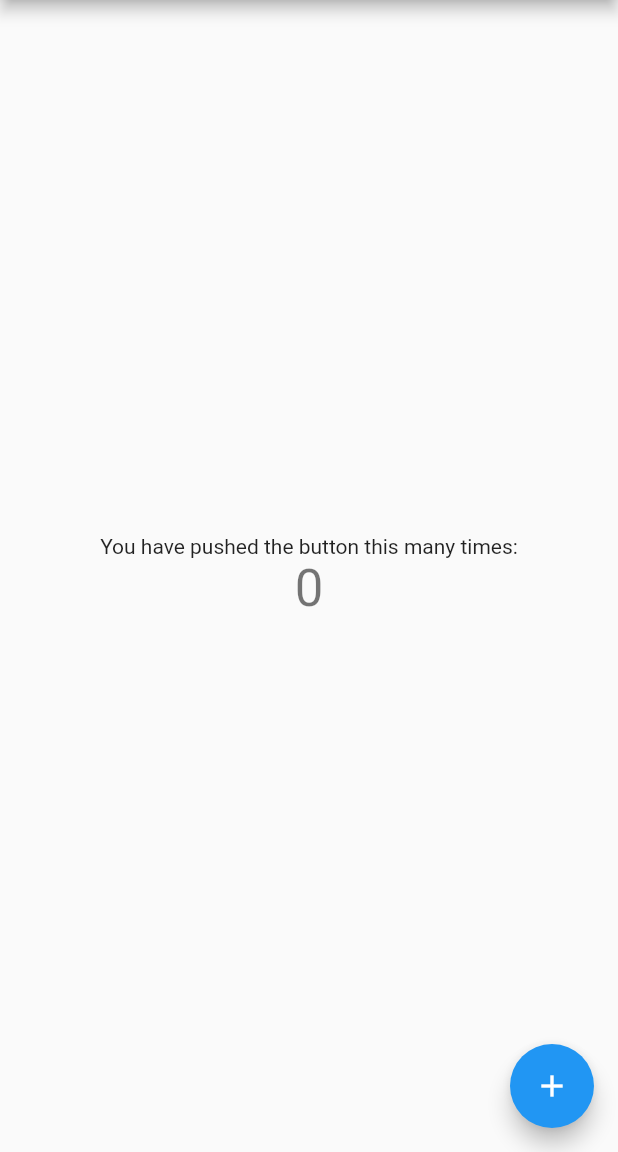
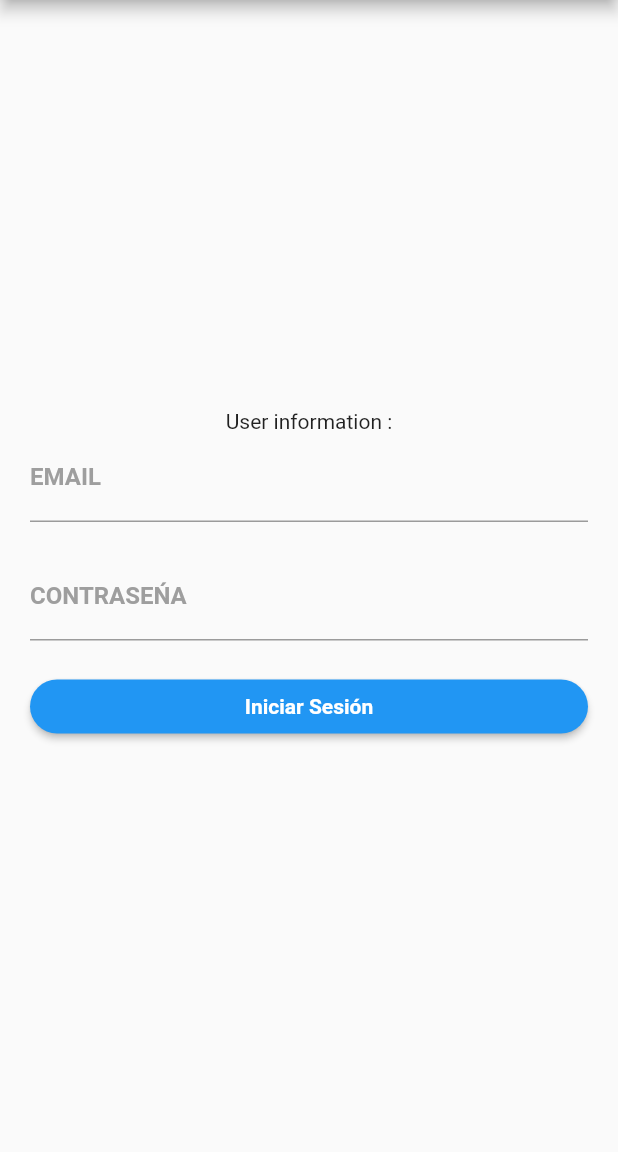
Before and after one commit to gmendozah/flutter_w_firebase, a Flutter app: the screen it shows after launch, on a phone screen of 412 x 824 dp, the part 84-1236 px from its top. Run offline on Flutter 3.47's test engine with Material 2 defaults, Android fonts, the phone set to English and light mode, and no system bars; our stand-ins replace firebase_auth, google_sign_in; accounts and stored records are empty; Roboto replaces fonts that are missing (Montserrat).

Commit message:
refactor: setup screen

```diff
--- a/lib/main.dart
+++ b/lib/main.dart
@@ -1,4 +1,6 @@
 import 'package:flutter/material.dart';
+import 'package:firebase_auth/firebase_auth.dart';
+import 'package:google_sign_in/google_sign_in.dart';
 
 void main() {
   runApp(MyApp());
@@ -50,7 +52,24 @@ class MyHomePage extends StatefulWidget {
 }
 
 class _MyHomePageState extends State<MyHomePage> {
+  TextEditingController _usernameCtrl, _passwordCtrl;
   int _counter = 0;
+  final GoogleSignIn _googleSignIn = GoogleSignIn();
+  final FirebaseAuth _auth = FirebaseAuth.instance;
+
+  @override
+  void initState() {
+    super.initState();
+    _usernameCtrl = TextEditingController();
+    _passwordCtrl = TextEditingController();
+  }
+
+  @override
+  void dispose() {
+    super.dispose();
+    _usernameCtrl.dispose();
+    _passwordCtrl.dispose();
+  }
 
   void _incrementCounter() {
     setState(() {
@@ -61,6 +80,24 @@ class _MyHomePageState extends State<MyHomePage> {
       // called again, and so nothing would appear to happen.
       _counter++;
     });
+  }
+
+  authenticate(){
+
+  }
+
+  Future<FirebaseUser> _handleSignIn() async {
+    final GoogleSignInAccount googleUser = await _googleSignIn.signIn();
+    final GoogleSignInAuthentication googleAuth = await googleUser.authentication;
+
+    final AuthCredential credential = GoogleAuthProvider.getCredential(
+      accessToken: googleAuth.accessToken,
+      idToken: googleAuth.idToken,
+    );
+
+    final FirebaseUser user = (await _auth.signInWithCredential(credential)).user;
+    print("signed in " + user.displayName);
+    return user;
   }
 
   @override
@@ -80,6 +117,8 @@ class _MyHomePageState extends State<MyHomePage> {
       body: Center(
         // Center is a layout widget. It takes a single child and positions it
         // in the middle of the parent.
+        child: Container(
+          padding: EdgeInsets.fromLTRB(20.0, 0, 20.0, 0),
           child: Column(
             // Column is also a layout widget. It takes a list of children and
             // arranges them vertically. By default, it sizes itself to fit its
@@ -98,20 +137,61 @@ class _MyHomePageState extends State<MyHomePage> {
             mainAxisAlignment: MainAxisAlignment.center,
             children: <Widget>[
               Text(
-              'You have pushed the button this many times:',
+                'User information :',
+                overflow: TextOverflow.ellipsis,
               ),
-            Text(
-              '$_counter',
-              style: Theme.of(context).textTheme.headline4,
+              TextField(
+                controller: _usernameCtrl,
+                decoration: InputDecoration(
+                    labelText: 'EMAIL',
+                    labelStyle: TextStyle(
+                        fontFamily: 'Montserrat',
+                        fontWeight: FontWeight.bold,
+                        color: Colors.grey),
+                    focusedBorder: UnderlineInputBorder(
+                        borderSide:
+                        BorderSide(color: Colors.blue))),
+              ),
+              SizedBox(height: 20.0),
+              TextField(
+                controller: _passwordCtrl,
+                decoration: InputDecoration(
+                    labelText: 'CONTRASEŃA',
+                    labelStyle: TextStyle(
+                        fontFamily: 'Montserrat',
+                        fontWeight: FontWeight.bold,
+                        color: Colors.grey),
+                    focusedBorder: UnderlineInputBorder(
+                        borderSide:
+                        BorderSide(color: Colors.blue))),
+                obscureText: true,
+              ),
+              SizedBox(height: 20.0),
+              SizedBox(
+                width: double.infinity,
+                child: MaterialButton(
+                  color: Theme.of(context).accentColor,
+                  shape: RoundedRectangleBorder(
+                    borderRadius: BorderRadius.circular(20.0),
+                  ),
+                  child: Text(
+                    'Iniciar Sesión',
+                    overflow: TextOverflow.ellipsis,
+                    textAlign: TextAlign.center,
+                    style: TextStyle(
+                        color: Colors.white,
+                        fontWeight: FontWeight.bold,
+                        fontFamily: 'Montserrat'),
+                  ),
+                  onPressed: () {
+                    authenticate();
+                  },
+                ),
               ),
             ],
           ),
         ),
-      floatingActionButton: FloatingActionButton(
-        onPressed: _incrementCounter,
-        tooltip: 'Increment',
-        child: Icon(Icons.add),
-      ), // This trailing comma makes auto-formatting nicer for build methods.
+      ),
     );
   }
 }
```
Lines whose indentation alone changed are shown as unchanged.
